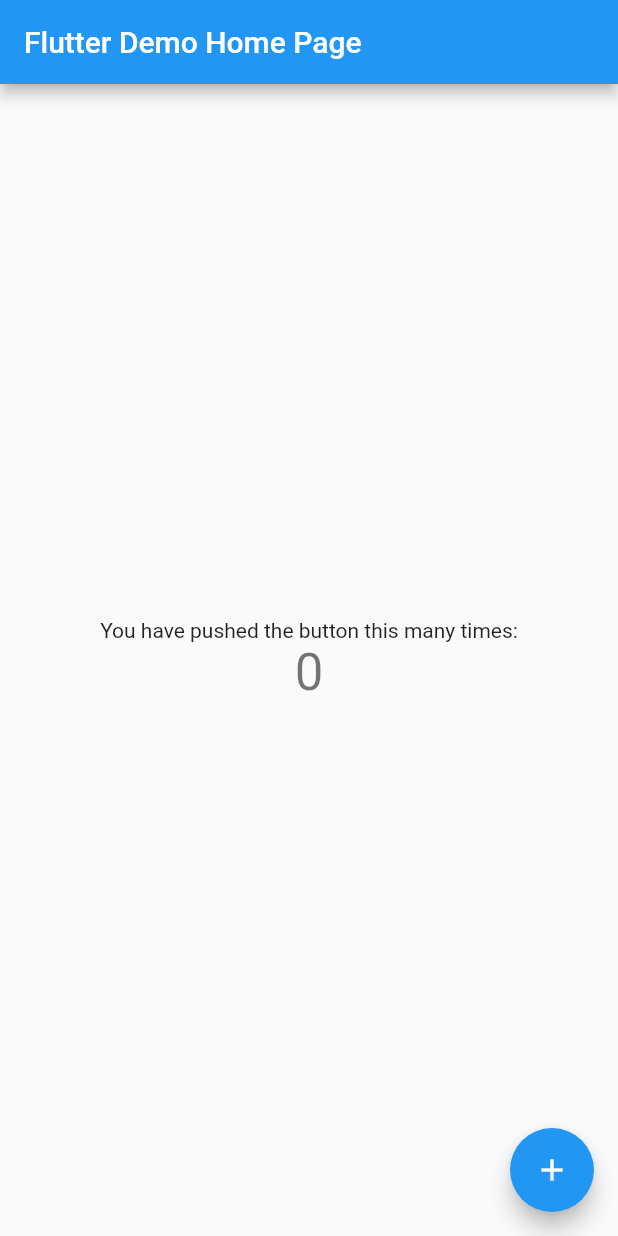
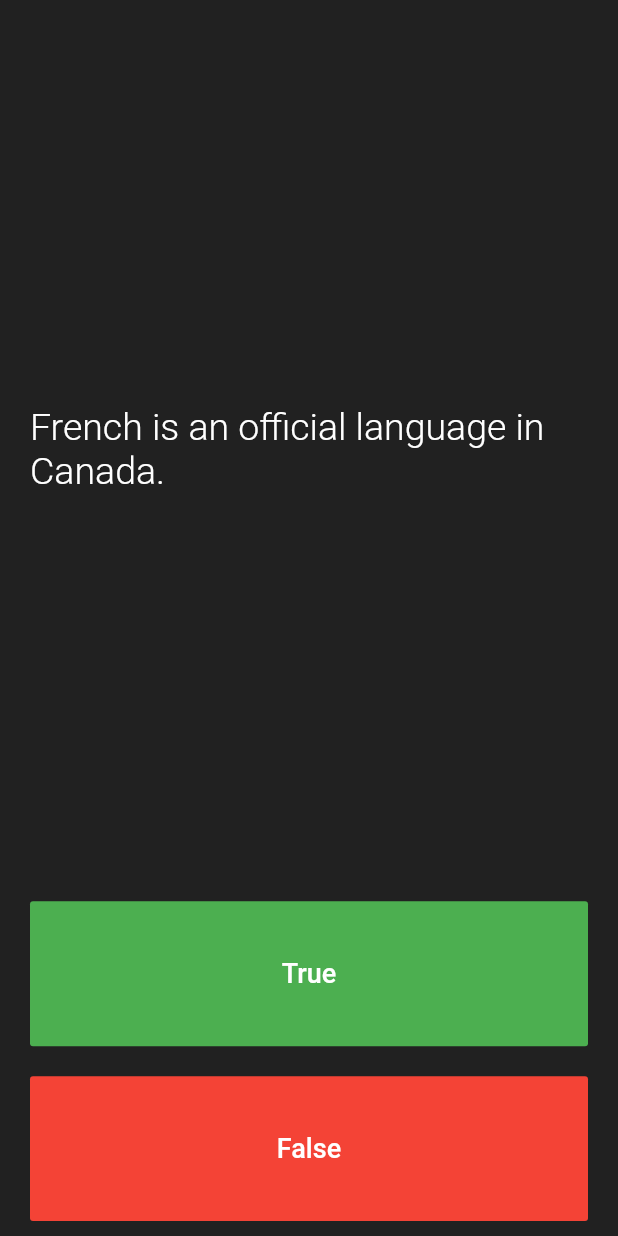
Before and after one commit to leodrumers/quizzler_app, a Flutter app: the screen it shows after launch, on a phone screen of 412 x 824 dp. Run offline on Flutter 3.47's test engine with Material 2 defaults, Android fonts, the phone set to English and light mode, and no system bars.

Commit message:
Creating Question class

```diff
--- /dev/null
+++ b/lib/Question.dart
@@ -0,0 +1,15 @@
+class Question {
+  String question;
+  bool answer;
+
+  Question(this.question, this.answer);
+}
+
+List<String> questions = [];
+List<bool> answers = [false, true, false];
+
+List<Question> questionBank = [
+  Question('French is an official language in Canada.', false),
+  Question('Tetris is the #1 best-selling video game of all-time.', false),
+  Question('The color orange is named after the fruit.', false),
+];
--- a/lib/main.dart
+++ b/lib/main.dart
@@ -1,117 +1,129 @@
 import 'package:flutter/material.dart';
 
+import 'Question.dart';
+
 void main() {
-  runApp(MyApp());
+  runApp(
+    MaterialApp(
+      debugShowCheckedModeBanner: false,
+      home: Scaffold(
+        backgroundColor: Colors.grey.shade900,
+        body: SafeArea(
+            child: Padding(
+          padding: EdgeInsets.symmetric(horizontal: 10.0),
+          child: QuizzerPage(),
+        )),
+      ),
+    ),
+  );
 }
 
-class MyApp extends StatelessWidget {
-  // This widget is the root of your application.
+class QuizzerPage extends StatefulWidget {
+  @override
+  _QuizzerPageState createState() => _QuizzerPageState();
+}
+
+class _QuizzerPageState extends State<QuizzerPage> {
+  List<Icon> scoreKeeper = [];
+  int questionIndex = 0;
   @override
   Widget build(BuildContext context) {
-    return MaterialApp(
-      title: 'Flutter Demo',
-      theme: ThemeData(
-        // This is the theme of your application.
-        //
-        // Try running your application with "flutter run". You'll see the
-        // application has a blue toolbar. Then, without quitting the app, try
-        // changing the primarySwatch below to Colors.green and then invoke
-        // "hot reload" (press "r" in the console where you ran "flutter run",
-        // or simply save your changes to "hot reload" in a Flutter IDE).
-        // Notice that the counter didn't reset back to zero; the application
-        // is not restarted.
-        primarySwatch: Colors.blue,
-        // This makes the visual density adapt to the platform that you run
-        // the app on. For desktop platforms, the controls will be smaller and
-        // closer together (more dense) than on mobile platforms.
-        visualDensity: VisualDensity.adaptivePlatformDensity,
-      ),
-      home: MyHomePage(title: 'Flutter Demo Home Page'),
+    return Column(
+      mainAxisAlignment: MainAxisAlignment.spaceBetween,
+      crossAxisAlignment: CrossAxisAlignment.stretch,
+      children: [
+        Padding(
+          padding: const EdgeInsets.only(left: 10, top: 8.0),
+          child: Row(
+            children: scoreKeeper,
+          ),
+        ),
+        Expanded(
+          flex: 5,
+          child: Padding(
+            padding: const EdgeInsets.symmetric(horizontal: 10),
+            child: Center(
+              child: Text(
+                questionBank[questionIndex].question,
+                style: TextStyle(
+                    color: Colors.white,
+                    fontSize: 25,
+                    fontWeight: FontWeight.w300),
+              ),
+            ),
+          ),
+        ),
+        Expanded(
+          flex: 1,
+          child: Padding(
+            padding: const EdgeInsets.all(10.0),
+            child: FlatButton(
+              color: Colors.green,
+              textColor: Colors.white,
+              child: Text(
+                'True',
+                style: TextStyle(fontSize: 18.0, color: Colors.white),
+              ),
+              onPressed: () {
+                setState(() {
+                  if (questionBank[questionIndex].answer == true) {
+                    scoreKeeper.add(Icon(
+                      Icons.check,
+                      color: Colors.green,
+                    ));
+                  } else {
+                    scoreKeeper.add(Icon(
+                      Icons.close,
+                      color: Colors.red,
+                    ));
+                  }
+                  if (questionBank[questionIndex].question ==
+                      questionBank.last) {
+                    questionIndex = 0;
+                  } else {
+                    questionIndex++;
+                  }
+                });
+              },
+            ),
+          ),
+        ),
+        Expanded(
+          flex: 1,
+          child: Padding(
+            padding: const EdgeInsets.all(10.0),
+            child: FlatButton(
+              color: Colors.red,
+              textColor: Colors.white,
+              child: Text(
+                'False',
+                style: TextStyle(fontSize: 18.0, color: Colors.white),
+              ),
+              onPressed: () {
+                setState(() {
+                  if (questionBank[questionIndex].answer == false) {
+                    scoreKeeper.add(Icon(
+                      Icons.check,
+                      color: Colors.green,
+                    ));
+                  } else {
+                    scoreKeeper.add(Icon(
+                      Icons.close,
+                      color: Colors.red,
+                    ));
+                  }
+                  if (questionBank[questionIndex].question ==
+                      questionBank.last) {
+                    questionIndex = 0;
+                  } else {
+                    questionIndex++;
+                  }
+                });
+              },
+            ),
+          ),
+        ),
+      ],
     );
   }
 }
-
-class MyHomePage extends StatefulWidget {
-  MyHomePage({Key key, this.title}) : super(key: key);
-
-  // This widget is the home page of your application. It is stateful, meaning
-  // that it has a State object (defined below) that contains fields that affect
-  // how it looks.
-
-  // This class is the configuration for the state. It holds the values (in this
-  // case the title) provided by the parent (in this case the App widget) and
-  // used by the build method of the State. Fields in a Widget subclass are
-  // always marked "final".
-
-  final String title;
-
-  @override
-  _MyHomePageState createState() => _MyHomePageState();
-}
-
-class _MyHomePageState extends State<MyHomePage> {
-  int _counter = 0;
-
-  void _incrementCounter() {
-    setState(() {
-      // This call to setState tells the Flutter framework that something has
-      // changed in this State, which causes it to rerun the build method below
-      // so that the display can reflect the updated values. If we changed
-      // _counter without calling setState(), then the build method would not be
-      // called again, and so nothing would appear to happen.
-      _counter++;
-    });
-  }
-
-  @override
-  Widget build(BuildContext context) {
-    // This method is rerun every time setState is called, for instance as done
-    // by the _incrementCounter method above.
-    //
-    // The Flutter framework has been optimized to make rerunning build methods
-    // fast, so that you can just rebuild anything that needs updating rather
-    // than having to individually change instances of widgets.
-    return Scaffold(
-      appBar: AppBar(
-        // Here we take the value from the MyHomePage object that was created by
-        // the App.build method, and use it to set our appbar title.
-        title: Text(widget.title),
-      ),
-      body: Center(
-        // Center is a layout widget. It takes a single child and positions it
-        // in the middle of the parent.
-        child: Column(
-          // Column is also a layout widget. It takes a list of children and
-          // arranges them vertically. By default, it sizes itself to fit its
-          // children horizontally, and tries to be as tall as its parent.
-          //
-          // Invoke "debug painting" (press "p" in the console, choose the
-          // "Toggle Debug Paint" action from the Flutter Inspector in Android
-          // Studio, or the "Toggle Debug Paint" command in Visual Studio Code)
-          // to see the wireframe for each widget.
-          //
-          // Column has various properties to control how it sizes itself and
-          // how it positions its children. Here we use mainAxisAlignment to
-          // center the children vertically; the main axis here is the vertical
-          // axis because Columns are vertical (the cross axis would be
-          // horizontal).
-          mainAxisAlignment: MainAxisAlignment.center,
-          children: <Widget>[
-            Text(
-              'You have pushed the button this many times:',
-            ),
-            Text(
-              '$_counter',
-              style: Theme.of(context).textTheme.headline4,
-            ),
-          ],
-        ),
-      ),
-      floatingActionButton: FloatingActionButton(
-        onPressed: _incrementCounter,
-        tooltip: 'Increment',
-        child: Icon(Icons.add),
-      ), // This trailing comma makes auto-formatting nicer for build methods.
-    );
-  }
-}
```
Also changed, not shown: 1 other file.
